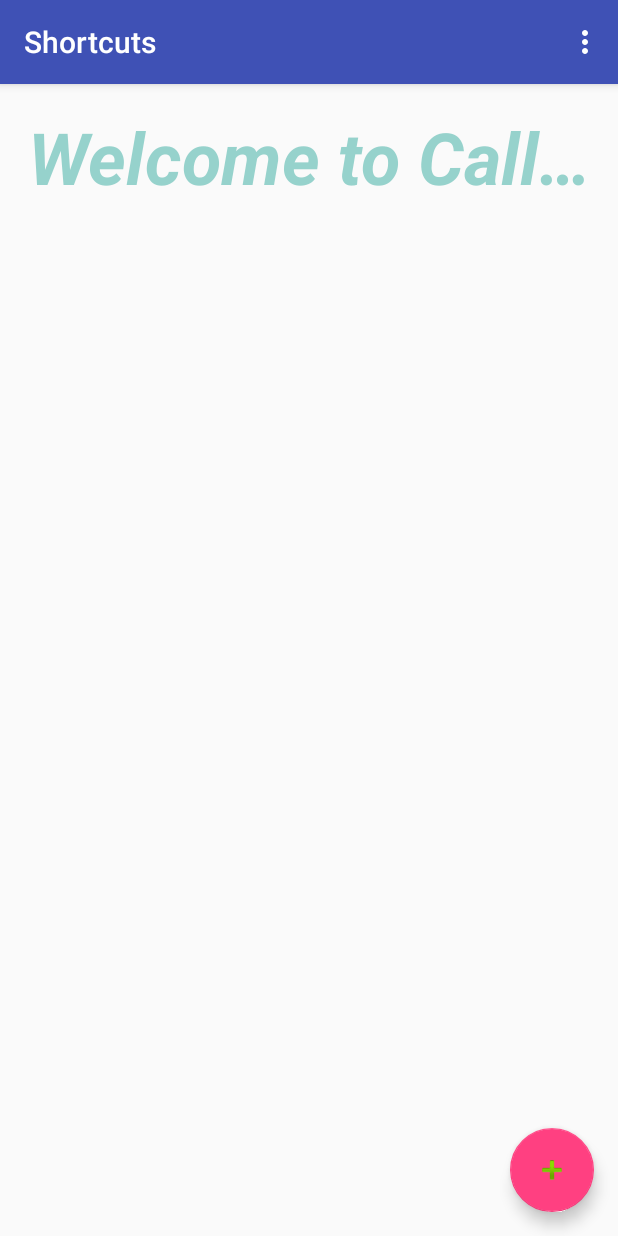
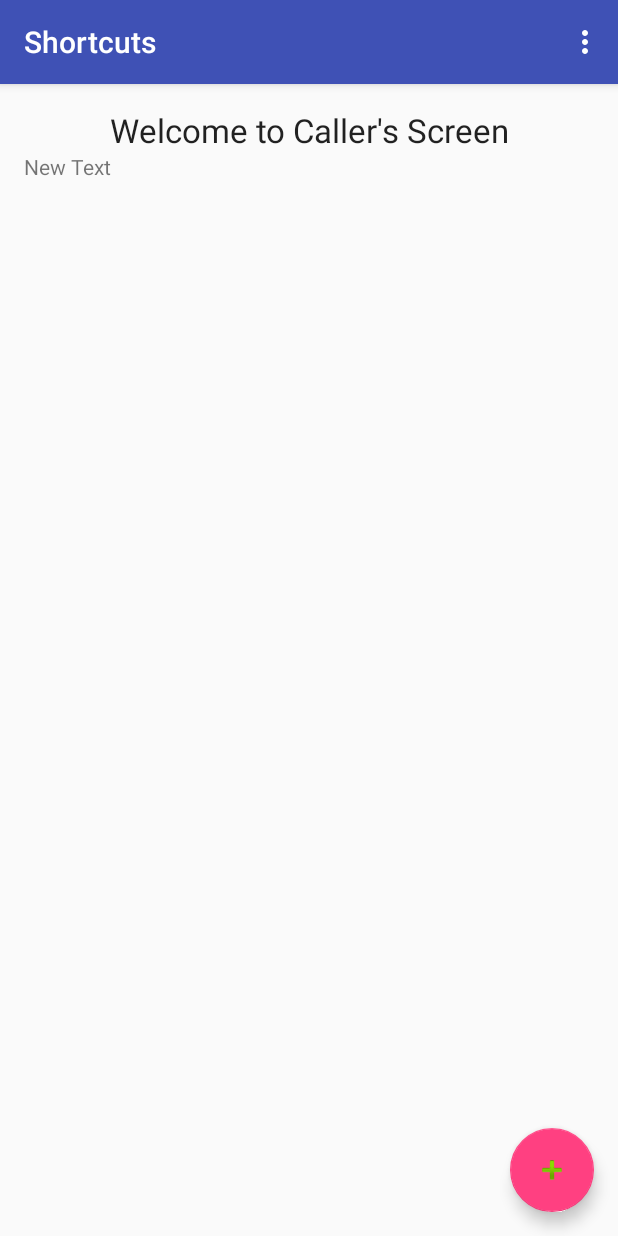
Before and after one commit to Arunva28/Shortcuts, an Android app: the screen it shows after launch (MainActivity), on a phone screen of 412 x 824 dp. Run offline under Robolectric (Android 15) with nearby library versions, the phone set to English and light mode, and no system bars.

Commit message:
Done with Table Layout

```diff
--- a/app/src/main/res/layout/content_main.xml
+++ b/app/src/main/res/layout/content_main.xml
@@ -1,23 +1,22 @@
 <?xml version="1.0" encoding="utf-8"?>
 <RelativeLayout xmlns:android="http://schemas.android.com/apk/res/android"
+    xmlns:app="http://schemas.android.com/apk/res-auto"
     xmlns:tools="http://schemas.android.com/tools"
     android:layout_width="match_parent"
     android:layout_height="match_parent"
-    xmlns:app="http://schemas.android.com/apk/res-auto"
     android:paddingBottom="@dimen/activity_vertical_margin"
     android:paddingLeft="@dimen/activity_horizontal_margin"
     android:paddingRight="@dimen/activity_horizontal_margin"
     android:paddingTop="@dimen/activity_vertical_margin"
     app:layout_behavior="@string/appbar_scrolling_view_behavior"
     tools:context="shortcuts.nura.com.shortcuts.MainActivity"
-    tools:showIn="@layout/activity_main"
-    android:clickable="true">
+    tools:showIn="@layout/activity_main">
 
 
     <TextView
         android:layout_width="wrap_content"
         android:layout_height="wrap_content"
-        android:textAppearance="@string/abc_capital_on"
+        android:textAppearance="?android:attr/textAppearanceLarge"
         android:text="Welcome to Caller's Screen"
         android:id="@+id/textView"
         android:layout_alignParentTop="true"
@@ -25,19 +24,22 @@
         android:layout_alignParentStart="true"
         android:layout_alignParentRight="true"
         android:textAlignment="center"
-        android:layout_alignParentEnd="true"
-        android:textColor="@color/highlighted_text_material_light"
-        android:singleLine="true"
-        android:textStyle="bold|italic"
-        android:textSize="@dimen/abc_action_button_min_width_material" />
+        android:layout_alignParentEnd="true" />
+
+    <TextView
+        android:layout_width="wrap_content"
+        android:layout_height="wrap_content"
+        android:text="New Text"
+        android:id="@+id/textView2"
+        android:layout_below="@+id/textView"
+        android:layout_alignParentLeft="true"
+        android:layout_alignParentStart="true" />
 
     <TableLayout
         android:layout_width="match_parent"
         android:layout_height="match_parent"
-        android:layout_below="@+id/TableForButtons"
+        android:layout_below="@+id/textView2"
         android:layout_alignParentLeft="true"
-        android:layout_margin="0dp"
-        android:stretchColumns="*"
-        android:layout_alignParentStart="true"></TableLayout>
-
+        android:layout_alignParentStart="true"
+        android:id="@+id/TableForButtons"></TableLayout>
 </RelativeLayout>
```
Also changed, not shown: app/src/main/java/shortcuts/nura/com/shortcuts/MainActivity.java (+16 -30 lines).
